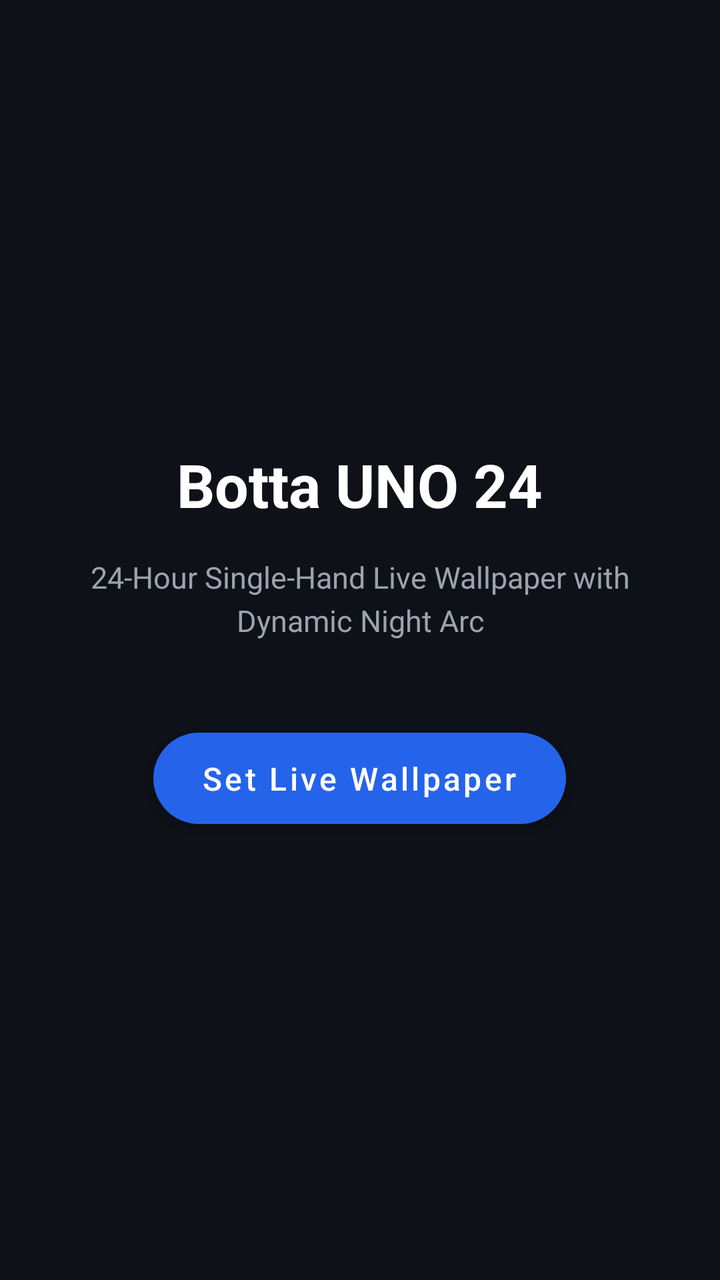
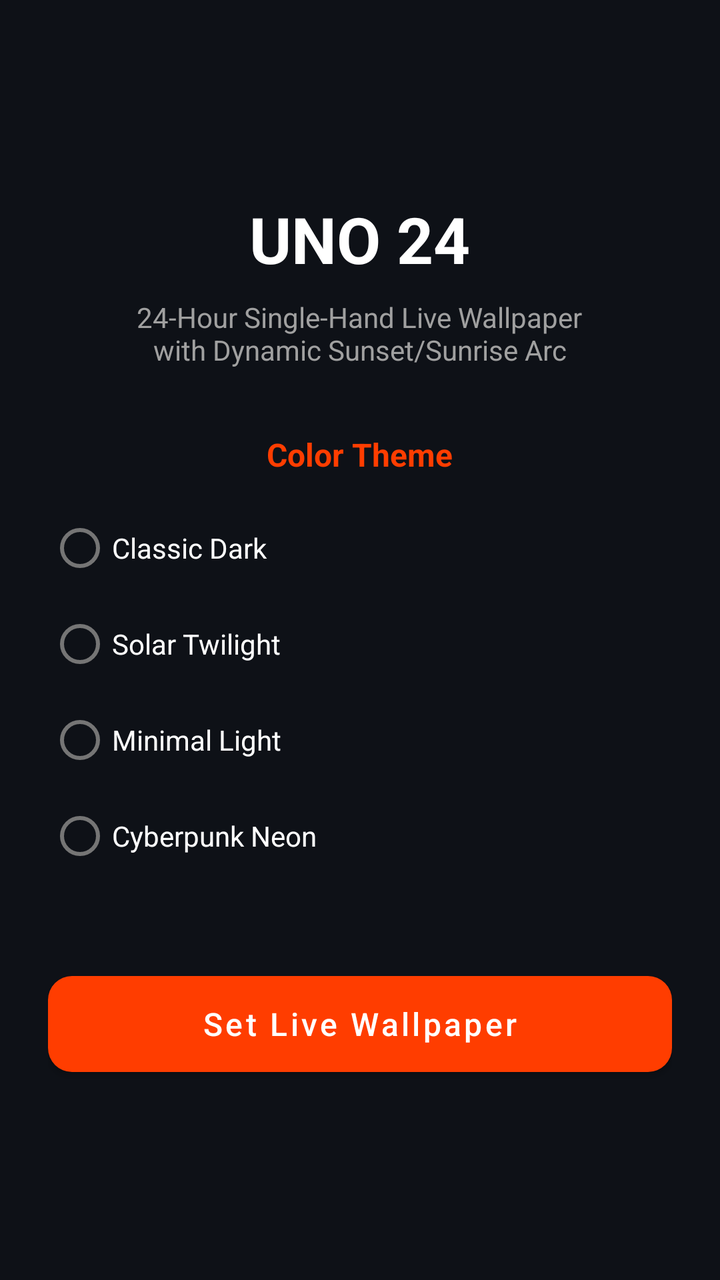

Two renders of the same Android screen: before a commit and after it. Below are the layout's source before the change and the commit's diff.
<!-- AndroidManifest.xml: activity theme Theme.Uno24 -->
<!-- res/layout/activity_main.xml -->
<?xml version="1.0" encoding="utf-8"?>
<LinearLayout xmlns:android="http://schemas.android.com/apk/res/android"
    xmlns:app="http://schemas.android.com/apk/res-auto"
    xmlns:tools="http://schemas.android.com/tools"
    android:layout_width="match_parent"
    android:layout_height="match_parent"
    android:background="#0E1117"
    android:gravity="center"
    android:orientation="vertical"
    android:padding="32dp">

    <TextView
        android:id="@+id/tvTitle"
        android:layout_width="wrap_content"
        android:layout_height="wrap_content"
        android:gravity="center"
        android:text="Botta UNO 24"
        android:textColor="#FFFFFF"
        android:textSize="30sp"
        android:textStyle="bold" />

    <TextView
        android:id="@+id/tvSubtitle"
        android:layout_width="wrap_content"
        android:layout_height="wrap_content"
        android:layout_marginTop="16dp"
        android:gravity="center"
        android:lineSpacingExtra="4dp"
        android:text="24-Hour Single-Hand Live Wallpaper with Dynamic Night Arc"
        android:textColor="#9DA2B0"
        android:textSize="15sp" />

    <com.google.android.material.button.MaterialButton
        android:id="@+id/btnSetWallpaper"
        android:layout_width="wrap_content"
        android:layout_height="wrap_content"
        android:layout_marginTop="40dp"
        android:paddingHorizontal="24dp"
        android:paddingVertical="12dp"
        android:text="Set Live Wallpaper"
        android:textAllCaps="false"
        android:textColor="#FFFFFF"
        android:textSize="16sp"
        app:backgroundTint="#2563EB"
        app:cornerRadius="24dp" />

</LinearLayout>
<!-- resources referenced by this layout -->
<resources>
  <style name="Theme.Uno24" parent="Theme.MaterialComponents.DayNight.NoActionBar">
          <item name="colorPrimary">#FF3D00</item>
          <item name="colorPrimaryVariant">#D83000</item>
          <item name="colorOnPrimary">#FFFFFF</item>
          <item name="android:statusBarColor">#0E1117</item>
          <item name="android:navigationBarColor">#0E1117</item>
      </style>
</resources>

<!-- the commit's change to res/layout/activity_main.xml (unified diff, before → after) -->
@@ -1,47 +1,82 @@
 <?xml version="1.0" encoding="utf-8"?>
 <LinearLayout xmlns:android="http://schemas.android.com/apk/res/android"
     xmlns:app="http://schemas.android.com/apk/res-auto"
-    xmlns:tools="http://schemas.android.com/tools"
     android:layout_width="match_parent"
     android:layout_height="match_parent"
     android:background="#0E1117"
     android:gravity="center"
     android:orientation="vertical"
-    android:padding="32dp">
+    android:padding="24dp">
 
     <TextView
-        android:id="@+id/tvTitle"
         android:layout_width="wrap_content"
         android:layout_height="wrap_content"
-        android:gravity="center"
-        android:text="Botta UNO 24"
+        android:text="UNO 24"
         android:textColor="#FFFFFF"
-        android:textSize="30sp"
+        android:textSize="32sp"
         android:textStyle="bold" />
 
     <TextView
-        android:id="@+id/tvSubtitle"
         android:layout_width="wrap_content"
         android:layout_height="wrap_content"
-        android:layout_marginTop="16dp"
+        android:layout_marginTop="8dp"
         android:gravity="center"
-        android:lineSpacingExtra="4dp"
-        android:text="24-Hour Single-Hand Live Wallpaper with Dynamic Night Arc"
-        android:textColor="#9DA2B0"
-        android:textSize="15sp" />
+        android:text="24-Hour Single-Hand Live Wallpaper\nwith Dynamic Sunset/Sunrise Arc"
+        android:textColor="#A0A0A0"
+        android:textSize="14sp" />
+
+    <TextView
+        android:layout_width="wrap_content"
+        android:layout_height="wrap_content"
+        android:layout_marginTop="32dp"
+        android:text="Color Theme"
+        android:textColor="#FF3D00"
+        android:textSize="16sp"
+        android:textStyle="bold" />
+
+    <RadioGroup
+        android:id="@+id/rgThemeSelector"
+        android:layout_width="match_parent"
+        android:layout_height="wrap_content"
+        android:layout_marginTop="12dp">
+
+        <RadioButton
+            android:id="@+id/rbClassicDark"
+            android:layout_width="match_parent"
+            android:layout_height="wrap_content"
+            android:text="Classic Dark"
+            android:textColor="#FFFFFF" />
+
+        <RadioButton
+            android:id="@+id/rbSolarGold"
+            android:layout_width="match_parent"
+            android:layout_height="wrap_content"
+            android:text="Solar Twilight"
+            android:textColor="#FFFFFF" />
+
+        <RadioButton
+            android:id="@+id/rbMonochromeLight"
+            android:layout_width="match_parent"
+            android:layout_height="wrap_content"
+            android:text="Minimal Light"
+            android:textColor="#FFFFFF" />
+
+        <RadioButton
+            android:id="@+id/rbCyberpunk"
+            android:layout_width="match_parent"
+            android:layout_height="wrap_content"
+            android:text="Cyberpunk Neon"
+            android:textColor="#FFFFFF" />
+    </RadioGroup>
 
     <com.google.android.material.button.MaterialButton
         android:id="@+id/btnSetWallpaper"
-        android:layout_width="wrap_content"
-        android:layout_height="wrap_content"
+        android:layout_width="match_parent"
+        android:layout_height="60dp"
         android:layout_marginTop="40dp"
-        android:paddingHorizontal="24dp"
-        android:paddingVertical="12dp"
         android:text="Set Live Wallpaper"
         android:textAllCaps="false"
-        android:textColor="#FFFFFF"
         android:textSize="16sp"
-        app:backgroundTint="#2563EB"
-        app:cornerRadius="24dp" />
+        app:cornerRadius="12dp" />
 
 </LinearLayout>
